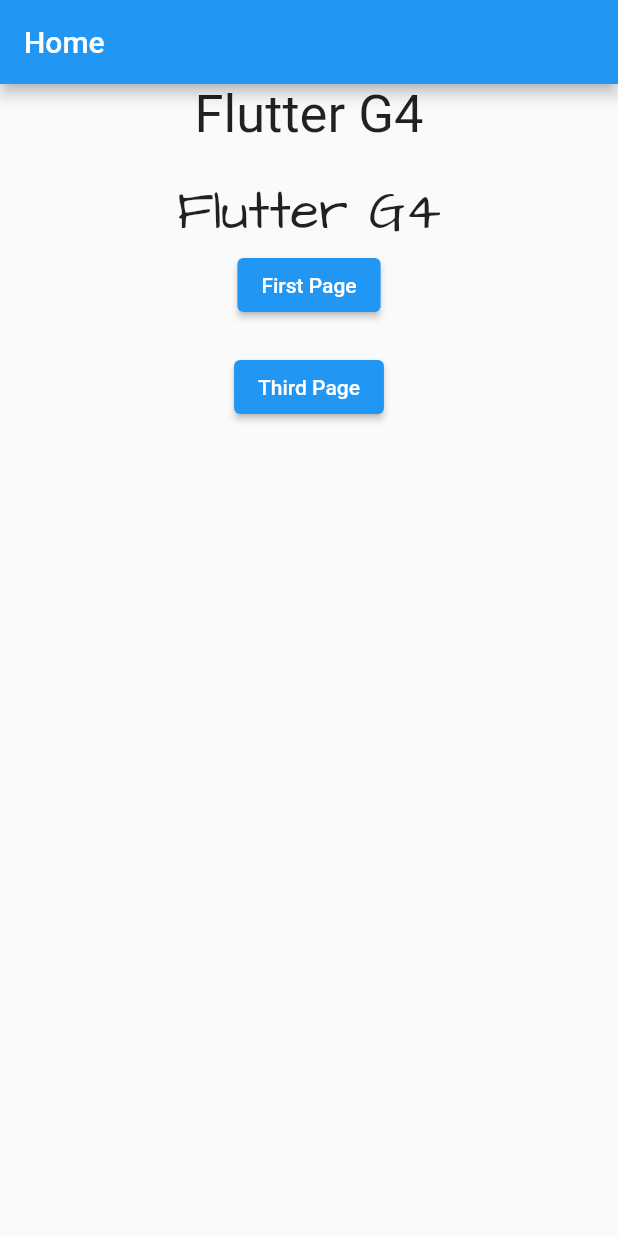
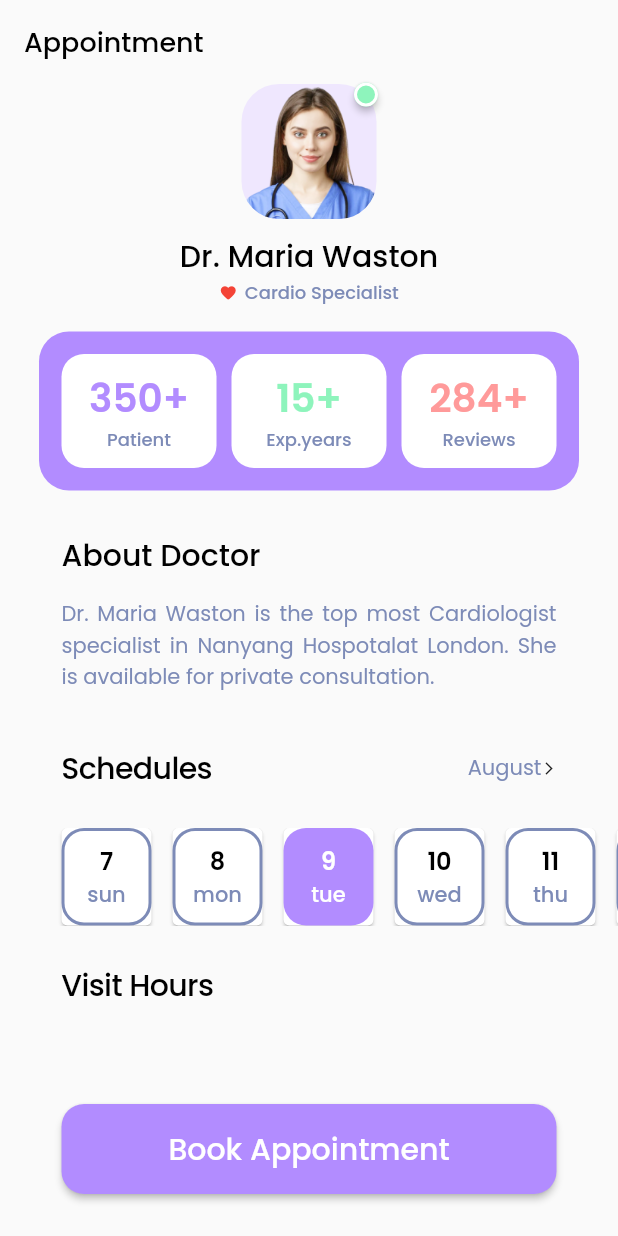
Before and after one commit to axiy1218/flutter_g4, a Flutter app: the screen it shows after launch, on a phone screen of 412 x 824 dp. Run offline on Flutter 3.47's test engine with Material 2 defaults, Android fonts, the phone set to English and light mode, and no system bars; drawn by our look-alikes of badges; our stand-ins replace google_fonts, lottie; project files that could hold a hidden picture were left out.

Commit message:
-doctor page

```diff
--- a/lib/main.dart
+++ b/lib/main.dart
@@ -2,6 +2,7 @@
 import 'package:flutter_g4/pages/animations_page/first/first_page.dart';
 import 'package:flutter_g4/pages/animations_page/second_page/second_page.dart';
 import 'package:flutter_g4/pages/animations_page/third_page/third_page.dart';
+import 'package:flutter_g4/pages/doctor/docrtor_page.dart';
 import 'package:flutter_g4/pages/home/home_page.dart';
 import 'package:flutter_g4/utils/routes/app_routes.dart';
 
@@ -16,6 +17,7 @@
   Widget build(BuildContext context) {
     return MaterialApp(
       title: 'Flutter Demo',
+      debugShowCheckedModeBanner: false,
       theme: ThemeData(
         primarySwatch: Colors.blue,
       ),
@@ -23,9 +25,10 @@
         AppPageRoutes.home.routeName: (context) => const HomePage(),
         AppPageRoutes.first.routeName: (context) => const FirstPage(),
         AppPageRoutes.second.routeName: (context) => const SecondPage(),
-        AppPageRoutes.third.routeName: (context) => const ThirdPage()
+        AppPageRoutes.third.routeName: (context) => const ThirdPage(),
+        AppPageRoutes.doctor.routeName: (context) => const DoctorPage()
       },
-      initialRoute: AppPageRoutes.home.routeName,
+      initialRoute: AppPageRoutes.doctor.routeName,
     );
   }
 }
--- /dev/null
+++ b/lib/pages/doctor/day_model.dart
@@ -0,0 +1,6 @@
+class Day {
+  final int number;
+  final String text;
+  final bool isSelected;
+  Day({required this.isSelected, required this.number, required this.text});
+}
--- /dev/null
+++ b/lib/pages/doctor/docrtor_page.dart
@@ -0,0 +1,390 @@
+import 'package:flutter/cupertino.dart';
+import 'package:flutter/material.dart';
+import 'package:flutter_g4/pages/doctor/day_model.dart';
+import 'package:flutter_g4/utils/constants/constants.dart';
+import 'package:badges/badges.dart' as badge;
+
+class DoctorPage extends StatefulWidget {
+  const DoctorPage({super.key});
+
+  @override
+  State<DoctorPage> createState() => _DoctorPageState();
+}
+
+class _DoctorPageState extends State<DoctorPage> {
+  final List<Day?> _dayList = [
+    Day(isSelected: false, number: 7, text: 'sun'),
+    Day(isSelected: false, number: 8, text: 'mon'),
+    Day(isSelected: true, number: 9, text: 'tue'),
+    Day(isSelected: false, number: 10, text: 'wed'),
+    Day(isSelected: false, number: 11, text: 'thu'),
+    Day(isSelected: false, number: 12, text: 'fri')
+  ];
+  @override
+  Widget build(BuildContext context) {
+    return Scaffold(
+      appBar: AppBar(
+        title: Text(
+          'Appointment',
+          style: AppTextStyles.mediumText,
+        ),
+        elevation: .0,
+        backgroundColor: Colors.transparent,
+      ),
+      body: SizedBox(
+        width: MediaQuery.of(context).size.width,
+        height: MediaQuery.of(context).size.height,
+        child: Stack(
+          children: [
+            SingleChildScrollView(
+              physics: const BouncingScrollPhysics(
+                  parent: AlwaysScrollableScrollPhysics()),
+              child: Column(
+                crossAxisAlignment: CrossAxisAlignment.center,
+                children: [
+                  //*-------------Avatar Widget
+                  const _DoctorAvatar(
+                    name: 'Dr. Maria Waston',
+                    profession: 'Cardio Specialist',
+                  ),
+
+                  const SizedBox(
+                    height: 17,
+                  ),
+
+                  //*-------------Statistics widget
+                  const _StatisticsWidget(),
+                  const SizedBox(
+                    height: 28,
+                  ),
+
+                  //*-------------descriptions
+                  const Padding(
+                    padding: EdgeInsets.symmetric(horizontal: 41),
+                    child: SizedBox(
+                        width: double.infinity,
+                        child: _AppTextWidget('About Doctor')),
+                  ),
+
+                  const SizedBox(
+                    height: 14,
+                  ),
+                  Padding(
+                    padding: const EdgeInsets.symmetric(horizontal: 41),
+                    child: SizedBox(
+                        width: double.infinity,
+                        child: Text(
+                          'Dr. Maria Waston is the top most Cardiologist specialist in Nanyang Hospotalat London. She is available for private consultation.',
+                          textAlign: TextAlign.justify,
+                          style: AppTextStyles.mediumText.copyWith(
+                              fontSize: 14,
+                              fontWeight: FontWeight.w400,
+                              color: AppColors.professionColor),
+                        )),
+                  ),
+                  const SizedBox(
+                    height: 28,
+                  ),
+                  //*-------------schedules
+                  Padding(
+                    padding: const EdgeInsets.symmetric(horizontal: 41),
+                    child: CupertinoListTile(
+                      title: const _AppTextWidget('Schedules'),
+                      padding: EdgeInsets.zero,
+                      trailing: InkWell(
+                        onTap: () {},
+                        child: Row(
+                          mainAxisSize: MainAxisSize.min,
+                          children: [
+                            Text(
+                              'August',
+                              textAlign: TextAlign.justify,
+                              style: AppTextStyles.mediumText.copyWith(
+                                  fontSize: 14,
+                                  fontWeight: FontWeight.w400,
+                                  color: AppColors.professionColor),
+                            ),
+                            const Icon(
+                              Icons.arrow_forward_ios,
+                              size: 10,
+                            )
+                          ],
+                        ),
+                      ),
+                    ),
+                  ),
+                  const SizedBox(
+                    height: 18,
+                  ),
+                  //*-------------days
+                  SizedBox(
+                      height: 65,
+                      child: ListView.separated(
+                        scrollDirection: Axis.horizontal,
+                        padding: const EdgeInsets.symmetric(horizontal: 41),
+                        itemCount: _dayList.length,
+                        separatorBuilder: (context, index) => const SizedBox(
+                          width: 14,
+                        ),
+                        itemBuilder: (context, index) {
+                          final Day? day = _dayList[index];
+                          return _DayWidget(
+                            day: day!,
+                          );
+                        },
+                      )),
+                  const SizedBox(
+                    height: 18,
+                  ),
+                  //*-------------visit hour
+                  const Padding(
+                    padding: EdgeInsets.symmetric(horizontal: 41),
+                    child: CupertinoListTile(
+                      title: _AppTextWidget('Visit Hours'),
+                      padding: EdgeInsets.zero,
+                    ),
+                  ),
+
+                  const SizedBox(
+                    height: 18,
+                  ),
+                ],
+              ),
+            ),
+            //*-------------button
+            Positioned(
+                left: 41,
+                right: 41,
+                bottom: 28,
+                child: _Button(
+                  onTap: () {},
+                  title: 'Book Appointment',
+                ))
+          ],
+        ),
+      ),
+    );
+  }
+}
+
+class _Button extends StatelessWidget {
+  final String title;
+  final VoidCallback onTap;
+  const _Button({required this.onTap, required this.title});
+
+  @override
+  Widget build(BuildContext context) {
+    return SizedBox(
+      height: 60,
+      width: double.infinity,
+      child: ElevatedButton(
+        style: ElevatedButton.styleFrom(
+            shape:
+                RoundedRectangleBorder(borderRadius: BorderRadius.circular(15)),
+            backgroundColor: AppColors.statisticsColor),
+        onPressed: onTap,
+        child: Text(
+          title,
+          style: AppTextStyles.mediumText.copyWith(
+              fontSize: 20, fontWeight: FontWeight.w500, color: Colors.white),
+        ),
+      ),
+    );
+  }
+}
+
+class _DoctorAvatar extends StatelessWidget {
+  final String name;
+  final String profession;
+  const _DoctorAvatar({required this.name, required this.profession});
+
+  @override
+  Widget build(BuildContext context) {
+    return Column(
+      crossAxisAlignment: CrossAxisAlignment.center,
+      mainAxisSize: MainAxisSize.min,
+      children: [
+        badge.Badge(
+          position: badge.BadgePosition.topEnd(end: -1, top: -1),
+          badgeStyle: const badge.BadgeStyle(
+              badgeColor: AppColors.badgeColor,
+              padding: EdgeInsets.all(8),
+              borderSide: BorderSide(width: 2, color: Colors.white)),
+          child: Container(
+            width: 90,
+            height: 90,
+            decoration: BoxDecoration(
+                borderRadius: BorderRadius.circular(25),
+                color: AppColors.avatarColor,
+                image:
+                    const DecorationImage(image: AssetImage(AppImages.doctor))),
+          ),
+        ),
+        const SizedBox(
+          height: 10,
+        ),
+        //*-------------Doctor name
+        _AppTextWidget(name),
+        Row(
+          mainAxisSize: MainAxisSize.min,
+          crossAxisAlignment: CrossAxisAlignment.center,
+          children: [
+            const Icon(
+              Icons.favorite_rounded,
+              size: 12,
+              color: Colors.red,
+            ),
+            const SizedBox(
+              width: 5,
+            ),
+            Text(
+              profession,
+              style: AppTextStyles.mediumText
+                  .copyWith(fontSize: 12, color: AppColors.professionColor),
+            )
+          ],
+        )
+      ],
+    );
+  }
+}
+
+class _AppTextWidget extends StatelessWidget {
+  final String text;
+  const _AppTextWidget(this.text);
+
+  @override
+  Widget build(BuildContext context) {
+    return Text(
+      text,
+      style: AppTextStyles.mediumText.copyWith(fontSize: 20),
+    );
+  }
+}
+
+class _StatisticsWidget extends StatelessWidget {
+  const _StatisticsWidget();
+
+  @override
+  Widget build(BuildContext context) {
+    return Container(
+      margin: const EdgeInsets.symmetric(horizontal: 26),
+      height: 106,
+      width: double.infinity,
+      padding: const EdgeInsets.symmetric(horizontal: 15, vertical: 15),
+      decoration: BoxDecoration(
+          color: AppColors.statisticsColor,
+          borderRadius: BorderRadius.circular(20)),
+      alignment: Alignment.center,
+      child: Row(
+        mainAxisSize: MainAxisSize.min,
+        children: const [
+          Expanded(
+              child: _StatisticsTextWidget(
+            count: 350,
+            type: 'Patient',
+            color: AppColors.statisticsColor,
+          )),
+          SizedBox(
+            width: 10,
+          ),
+          Expanded(
+              child: _StatisticsTextWidget(
+            count: 15,
+            type: 'Exp.years',
+            color: AppColors.badgeColor,
+          )),
+          SizedBox(
+            width: 10,
+          ),
+          Expanded(
+              child: _StatisticsTextWidget(
+            count: 284,
+            type: 'Reviews',
+            color: AppColors.reviewColor,
+          )),
+        ],
+      ),
+    );
+  }
+}
+
+class _StatisticsTextWidget extends StatelessWidget {
+  final int count;
+  final String type;
+  final Color color;
+  const _StatisticsTextWidget(
+      {required this.color, required this.count, required this.type});
+
+  @override
+  Widget build(BuildContext context) {
+    return Container(
+      height: double.infinity,
+      width: double.infinity,
+      decoration: BoxDecoration(
+          color: Colors.white, borderRadius: BorderRadius.circular(15)),
+      child: Column(
+        mainAxisAlignment: MainAxisAlignment.center,
+        crossAxisAlignment: CrossAxisAlignment.center,
+        children: [
+          Text(
+            '$count+',
+            style: AppTextStyles.mediumText.copyWith(
+                fontSize: 26, fontWeight: FontWeight.w600, color: color),
+          ),
+          Text(
+            type,
+            style: AppTextStyles.mediumText.copyWith(
+                fontSize: 12,
+                fontWeight: FontWeight.w500,
+                color: AppColors.professionColor),
+          )
+        ],
+      ),
+    );
+  }
+}
+
+class _DayWidget extends StatelessWidget {
+  final Day day;
+  const _DayWidget({required this.day});
+
+  @override
+  Widget build(BuildContext context) {
+    return Card(
+      margin: EdgeInsets.zero,
+      child: Container(
+        height: 64,
+        width: 60,
+        decoration: BoxDecoration(
+            color: day.isSelected ? AppColors.statisticsColor : Colors.white,
+            borderRadius: BorderRadius.circular(15),
+            border: day.isSelected
+                ? null
+                : Border.all(width: 2, color: AppColors.professionColor)),
+        child: Column(
+          mainAxisAlignment: MainAxisAlignment.center,
+          crossAxisAlignment: CrossAxisAlignment.center,
+          children: [
+            Text(
+              day.number.toString(),
+              style: AppTextStyles.mediumText.copyWith(
+                  fontSize: 16,
+                  fontWeight: FontWeight.w600,
+                  color: day.isSelected ? Colors.white : Colors.black),
+            ),
+            Text(
+              day.text,
+              style: AppTextStyles.mediumText.copyWith(
+                  fontSize: 14,
+                  fontWeight: FontWeight.w500,
+                  color: day.isSelected
+                      ? Colors.white
+                      : AppColors.professionColor),
+            )
+          ],
+        ),
+      ),
+    );
+  }
+}
--- a/lib/utils/constants/constants.dart
+++ b/lib/utils/constants/constants.dart
@@ -1,4 +1,27 @@
+import 'package:flutter/material.dart';
+import 'package:google_fonts/google_fonts.dart';
+
 class AppLotties {
   static const _base = 'assets/lottie/';
   static const astro = '${_base}astronot.json';
 }
+
+class AppTextStyles {
+  static TextStyle get mediumText {
+    return GoogleFonts.poppins(
+        fontSize: 18, fontWeight: FontWeight.w500, color: Colors.black);
+  }
+}
+
+class AppImages {
+  static const _base = 'assets/image/';
+  static const doctor = '${_base}doctor.png';
+}
+
+class AppColors {
+  static const avatarColor = Color(0xffefe7fe);
+  static const badgeColor = Color(0xFF8EF4BC);
+  static const professionColor = Color(0xFF7D8BB7);
+  static const statisticsColor = Color(0xFFB28CFF);
+  static const reviewColor = Color(0xFFFF9A9A);
+}
--- a/lib/utils/routes/app_routes.dart
+++ b/lib/utils/routes/app_routes.dart
@@ -2,6 +2,7 @@
   first('/first'),
   second('/second'),
   third('/third'),
+  doctor('/doctor'),
   home('/home');
 
   final String routeName;
--- a/pubspec.yaml
+++ b/pubspec.yaml
@@ -15,6 +15,7 @@
   cupertino_icons: ^1.0.2
   google_fonts: ^4.0.3
   lottie: ^2.2.0
+  badges: ^3.0.2
 
 dev_dependencies:
   flutter_test:
```
Also changed, not shown: assets/image/doctor.png (added), assets/image/logo.png (added), pubspec.lock.
